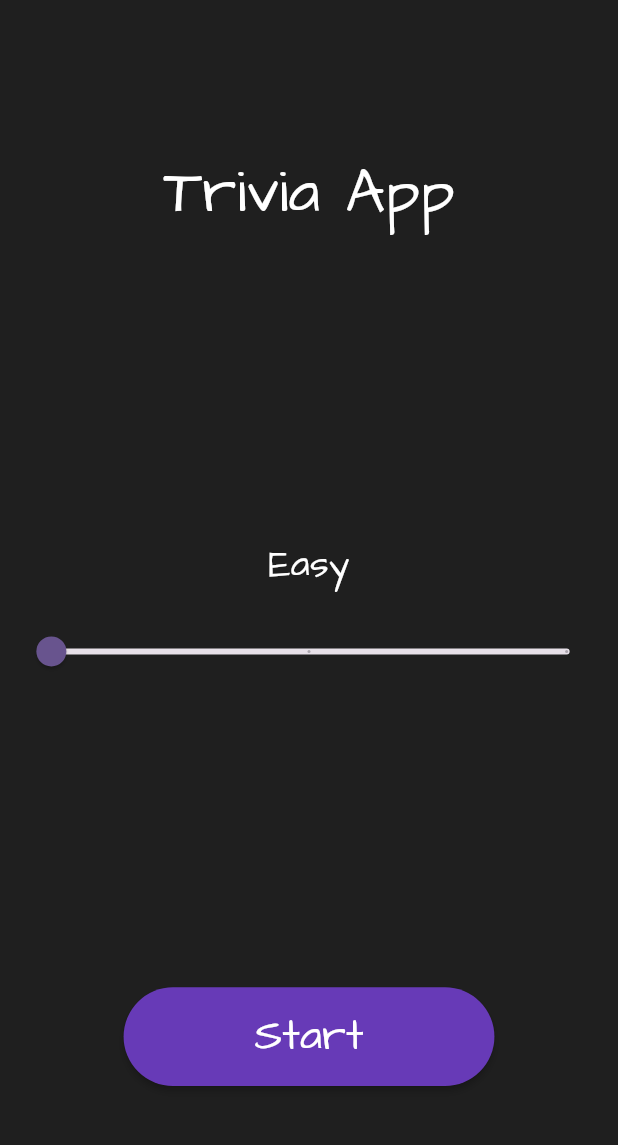
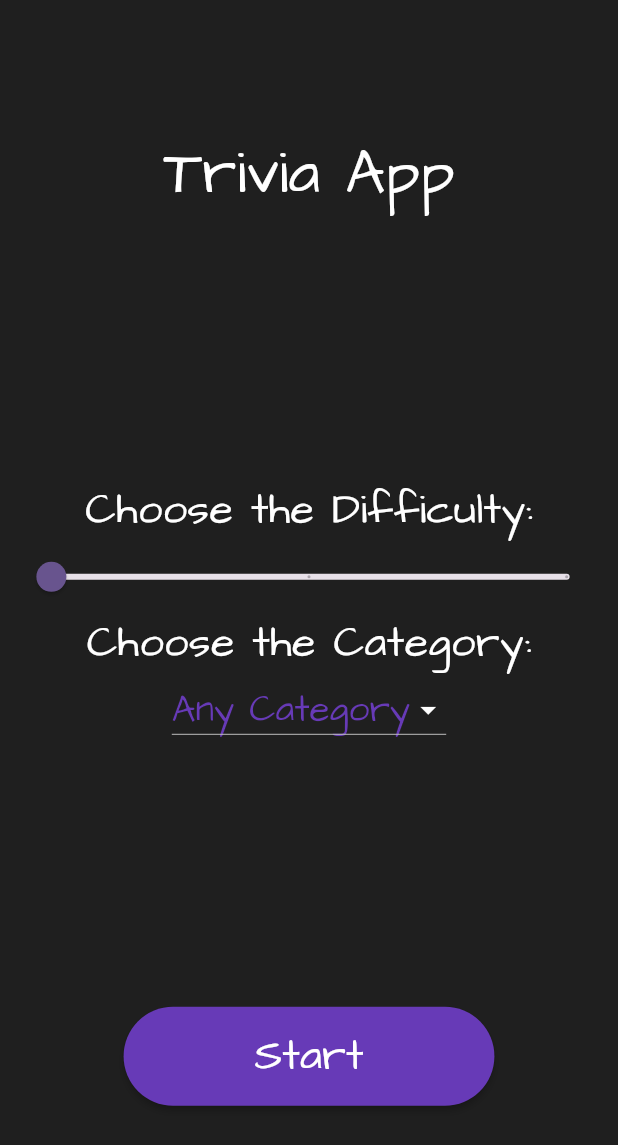
Before and after one commit to KhalilDev12/trivia_app, a Flutter app: the screen it shows after launch, on a phone screen of 412 x 824 dp. Shown: the top 1145 px of the screen. Run offline on Flutter 3.47's test engine with Material 2 defaults, Android fonts, the phone set to English and light mode, and no system bars; our stand-ins replace dio.

Commit message:
choose desired category , add exit button

```diff
--- a/lib/Pages/homePage.dart
+++ b/lib/Pages/homePage.dart
@@ -16,6 +16,28 @@ class _HomePageState extends State<HomePage> {
   late TriviaPageProvider _triviaPageProvider;
   double _difficultyLvl = 0;
   List<String> difficulty = ["Easy", "Medium", "Hard"];
+  List<String> categoryList = [
+    "Any Category",
+    "Books",
+    "Films",
+    "Music",
+    "Video Games",
+    "Sports",
+    "Geography",
+    "History",
+  ]; // List of Categories
+  List categoryCode = [
+    null,
+    10,
+    11,
+    12,
+    15,
+    21,
+    22,
+    23,
+  ]; // List of Codes of Categories
+  String _selectedCategory = "Any Category";
+  int? _selectedCategoryCode;
 
   @override
   void initState() {
@@ -48,11 +70,14 @@ class _HomePageState extends State<HomePage> {
               crossAxisAlignment: CrossAxisAlignment.center,
               children: [
                 _titleText(),
-                Column(children: [
-                  _difficultyText(),
-                  SizedBox(height: deviceHeight * 0.02),
-                  _difficultySlider(),
-                ]),
+                Column(
+                  children: [
+                    _difficultyText(),
+                    _difficultySlider(),
+                    _categoryText(),
+                    _categoryDropDown(),
+                  ],
+                ),
                 _startButton(),
               ]),
         ),
@@ -72,17 +97,17 @@ class _HomePageState extends State<HomePage> {
 
   Widget _difficultyText() {
     return Text(
-      difficulty[_difficultyLvl.toInt()],
+      "Choose the Difficulty:",
       style: TextStyle(
         color: Colors.white,
-        fontSize: deviceHeight * 0.03,
+        fontSize: deviceHeight * 0.035,
       ),
     );
   }
 
   Widget _difficultySlider() {
     return Slider(
-      label: "Difficulty",
+      label: difficulty[_difficultyLvl.toInt()],
       value: _difficultyLvl,
       onChanged: (value) {
         setState(() {
@@ -95,6 +120,42 @@ class _HomePageState extends State<HomePage> {
     );
   }
 
+  Widget _categoryText() {
+    return Text(
+      "Choose the Category:",
+      style: TextStyle(
+        color: Colors.white,
+        fontSize: deviceHeight * 0.035,
+      ),
+    );
+  }
+
+  Widget _categoryDropDown() {
+    return DropdownButton(
+      value: _selectedCategory,
+      iconEnabledColor: Colors.white,
+      style: TextStyle(
+          color: Colors.deepPurple,
+          fontSize: deviceHeight * 0.03,
+          fontFamily: "ArchitectsDaughter"),
+      items: categoryList
+          .map(
+            (value) => DropdownMenuItem(
+              value: value,
+              child: Text(value),
+            ),
+          )
+          .toList(),
+      onChanged: (newValue) {
+        setState(() {
+          _selectedCategory = newValue!;
+          int categoryIndex = categoryList.indexOf(newValue);
+          _selectedCategoryCode = categoryCode[categoryIndex];
+        });
+      },
+    );
+  }
+
   Widget _startButton() {
     return MaterialButton(
       minWidth: deviceWidth * 0.6,
@@ -104,7 +165,9 @@ class _HomePageState extends State<HomePage> {
           context,
           MaterialPageRoute(
             builder: (context) => TriviaPage(
-                difficulty: difficulty[_difficultyLvl.toInt()].toLowerCase()),
+              difficulty: difficulty[_difficultyLvl.toInt()].toLowerCase(),
+              category: _selectedCategoryCode,
+            ),
           ),
         );
       },
--- a/lib/Providers/triviaPageProvider.dart
+++ b/lib/Providers/triviaPageProvider.dart
@@ -5,12 +5,13 @@ import 'package:dio/dio.dart';
 
 class TriviaPageProvider extends ChangeNotifier {
   final Dio _dio = Dio();
-  BuildContext context;
+  BuildContext context; // context needed to show dialog
 
   final int _maxQuestions = 10;
-  late String difficulty;
+  final String _questionType = "multiple";
 
-  final String _questionType = "multiple";
+  late String difficulty; // Selected Difficulty
+  int? category; // Selected Category
 
   List? questions; // List of Questions
 
@@ -26,7 +27,11 @@ class TriviaPageProvider extends ChangeNotifier {
     Colors.grey,
   ];
 
-  TriviaPageProvider({required this.context, required this.difficulty}) {
+  TriviaPageProvider({
+    required this.context,
+    required this.difficulty,
+    required this.category,
+  }) {
     _dio.options.baseUrl = "https://opentdb.com/api.php";
     _getQuestionsFromAPI();
   }
@@ -34,11 +39,18 @@ class TriviaPageProvider extends ChangeNotifier {
   Future<void> _getQuestionsFromAPI() async {
     var response = await _dio.get(
       '',
-      queryParameters: {
-        "amount": _maxQuestions,
-        "difficulty": difficulty,
-        "type": _questionType,
-      },
+      queryParameters: category != null
+          ? {
+              "amount": _maxQuestions,
+              "difficulty": difficulty,
+              "type": _questionType,
+              "category": category,
+            }
+          : {
+              "amount": _maxQuestions,
+              "difficulty": difficulty,
+              "type": _questionType,
+            },
     );
 
     var data = jsonDecode(response.toString());
```
Also changed, not shown: lib/Pages/triviaPage.dart (+30 -11 lines).
